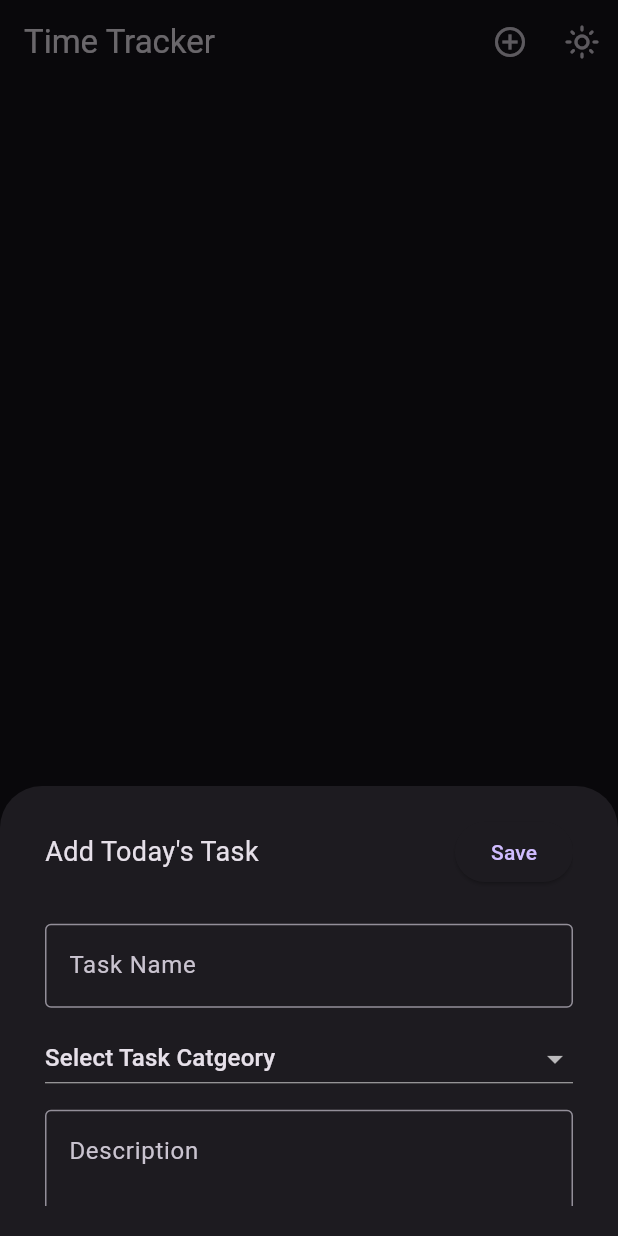
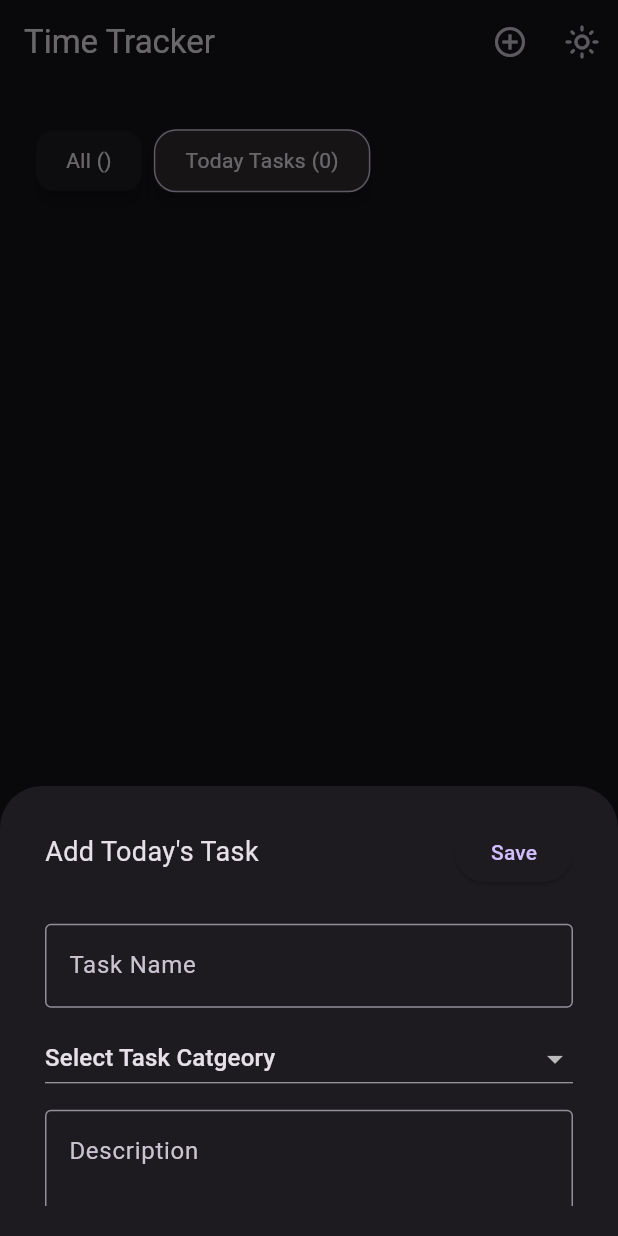
Before and after one commit to mohitj2401/time_tracker, a Flutter app: the CategoriesScreen screen opened by its route, after a tap on the "add circle outline" icon, on a phone screen of 412 x 824 dp. Run offline on Flutter 3.47's test engine with Material 2 defaults, Android fonts, the phone set to English and light mode, and no system bars; our stand-ins replace get, logger, responsive_sizer, shared_preferences, sqflite, stop_watch_timer; missing offline and left inert: duration, duration_picker; accounts and stored records are empty.

Commit message:
added all task and todays task

```diff
--- a/lib/services/task_service.dart
+++ b/lib/services/task_service.dart
@@ -1,17 +1,31 @@
 import 'package:intl/intl.dart';
+import 'package:logger/logger.dart';
 import 'package:sqflite/sqflite.dart';
 import 'package:time_tracker/helper/datebase.dart';
 import 'package:time_tracker/models/tasks.dart';
 
 class TaskService {
   String tableName = 'tasks';
-
+  Logger logger = Logger();
   Future<int> insertTask(Tasks tasks) async {
     Database database = await DatabaseHelper().database;
     return await database.insert(tableName, tasks.toMap());
   }
 
   Future<List<Tasks>> getAllTask() async {
+    Database database = await DatabaseHelper().database;
+
+    final List maps = await database.query(
+      tableName,
+      orderBy: 'created_at DESC',
+    );
+
+    return List.generate(maps.length, (i) {
+      return Tasks.fromMap(maps[i]);
+    });
+  }
+
+  Future<List<Tasks>> getTodayTask() async {
     Database database = await DatabaseHelper().database;
     DateTime now = DateTime.now();
     String formattedDate = DateFormat('yyyy-MM-dd').format(now);
--- a/lib/views/categories_screen.dart
+++ b/lib/views/categories_screen.dart
@@ -23,6 +23,9 @@ class _CategoriesScreenState extends State<CategoriesScreen> {
   int selectedCategory = -1;
   // String selectedType = 'select';
   TextEditingController categoryText = TextEditingController();
+
+  ScrollController controller = ScrollController();
+
   saveCategory(String value) {
     Category category = Category(
       name: value,
@@ -172,6 +175,7 @@ class _CategoriesScreenState extends State<CategoriesScreen> {
             Expanded(
               // width: 100.w,
               child: ListView.builder(
+                controller: controller,
                 itemBuilder: (context, index) {
                   return Card(
                     elevation: 2,
@@ -232,6 +236,18 @@ class _CategoriesScreenState extends State<CategoriesScreen> {
           BottomNavigationBarItem(icon: Icon(Icons.analytics), label: 'Report'),
         ],
       ),
+      floatingActionButton: FloatingActionButton(
+        mini: true,
+        tooltip: 'Move to End',
+        onPressed: () {
+          controller.animateTo(99999,
+              duration: Duration(milliseconds: 100), curve: Curves.linear);
+        },
+        child: Icon(
+          Icons.keyboard_arrow_down,
+          // size: 50,
+        ),
+      ),
     );
   }
 }
--- a/lib/views/home_screen.dart
+++ b/lib/views/home_screen.dart
@@ -23,6 +23,8 @@ class HomeScreen extends StatefulWidget {
 }
 
 class _HomeScreenState extends State<HomeScreen> {
+  bool isTodayTask = true;
+
   Logger logger = Logger();
   TextEditingController name = TextEditingController();
   TextEditingController date = TextEditingController();
@@ -31,6 +33,7 @@ class _HomeScreenState extends State<HomeScreen> {
   final ThemeController myController = Get.put(ThemeController());
   final StopWatchTimer _stopWatchTimer = StopWatchTimer();
   late SharedPreferences pref;
+  ScrollController controller = ScrollController();
   // int selectedTask = 0;
   // List<Category> catogories = [];
   List<DropdownMenuItem> items = [];
@@ -59,7 +62,11 @@ class _HomeScreenState extends State<HomeScreen> {
   }
 
   getTask() async {
+    if (isTodayTask)
+      tasks = await taskService.getTodayTask();
+    else
       tasks = await taskService.getAllTask();
+
     setState(() {});
   }
 
@@ -77,6 +84,10 @@ class _HomeScreenState extends State<HomeScreen> {
     );
     taskService.insertTask(task);
     Navigator.pop(context);
+    selectedItem = 0;
+    name.text = '';
+    description.text = '';
+    setState(() {});
     getTask();
   }
 
@@ -126,6 +137,7 @@ class _HomeScreenState extends State<HomeScreen> {
     // TODO: implement dispose
     super.dispose();
     await _stopWatchTimer.dispose();
+    controller.dispose();
   }
 
   @override
@@ -267,10 +279,88 @@ class _HomeScreenState extends State<HomeScreen> {
         ],
       ),
       body: Container(
+        height: 100.h,
+        width: 100.w,
         padding: const EdgeInsets.symmetric(horizontal: 20, vertical: 10),
+        child: SizedBox(
+          height: 90.h,
           child: Column(
             children: [
-            ListView.builder(
+              Container(
+                height: 10.h,
+                child: Row(
+                  children: [
+                    InkWell(
+                      onTap: () {
+                        isTodayTask = false;
+                        getTask();
+                        setState(() {});
+                      },
+                      child: Card(
+                        elevation: 5,
+                        child: Container(
+                          decoration: BoxDecoration(
+                            borderRadius: BorderRadius.circular(15),
+                            color: isTodayTask
+                                ? null
+                                : Theme.of(context)
+                                    .colorScheme
+                                    .tertiary
+                                    .withOpacity(0.1),
+                            border: isTodayTask
+                                ? null
+                                : Border.all(
+                                    color: Theme.of(context)
+                                        .colorScheme
+                                        .secondary),
+                          ),
+                          padding: EdgeInsets.symmetric(
+                              horizontal: 20, vertical: 10),
+                          child:
+                              Text("All (${!isTodayTask ? tasks.length : ''})"),
+                        ),
+                      ),
+                    ),
+                    InkWell(
+                      onTap: () {
+                        isTodayTask = true;
+                        getTask();
+                        setState(() {});
+                      },
+                      child: Card(
+                        elevation: 5,
+                        child: Container(
+                          decoration: BoxDecoration(
+                            color: !isTodayTask
+                                ? null
+                                : Theme.of(context)
+                                    .colorScheme
+                                    .tertiary
+                                    .withOpacity(0.1),
+                            borderRadius: BorderRadius.circular(15),
+                            border: !isTodayTask
+                                ? null
+                                : Border.all(
+                                    color: Theme.of(context)
+                                        .colorScheme
+                                        .secondary),
+                          ),
+                          padding: EdgeInsets.symmetric(
+                              horizontal: 20, vertical: 10),
+                          child: Text(
+                              "Today Tasks (${isTodayTask ? tasks.length : ''})"),
+                        ),
+                      ),
+                    )
+                  ],
+                ),
+              ),
+              SizedBox(
+                height: 70.h,
+                width: 90.w,
+                child: ListView.builder(
+                  controller: controller,
+                  // primary: true,
                   shrinkWrap: true,
                   itemCount: tasks.length,
                   itemBuilder: (context, index) {
@@ -285,8 +375,8 @@ class _HomeScreenState extends State<HomeScreen> {
                             children: [
                               Expanded(
                                 child: Container(
-                              padding:
-                                  const EdgeInsets.symmetric(horizontal: 10),
+                                  padding: const EdgeInsets.symmetric(
+                                      horizontal: 10),
                                   child: Row(
                                     children: [
                                       Text((index + 1).toString()),
@@ -335,8 +425,8 @@ class _HomeScreenState extends State<HomeScreen> {
                                     _stopWatchTimer.onStopTimer();
 
                                     selectedTimer = 0;
-                                String time =
-                                    Duration(milliseconds: selectedTimerTime)
+                                    String time = Duration(
+                                            milliseconds: selectedTimerTime)
                                         .toString()
                                         .split('.')[0];
                                     tasks[index].time = time;
@@ -377,8 +467,8 @@ class _HomeScreenState extends State<HomeScreen> {
                             children: [
                               Expanded(
                                 child: Container(
-                              padding:
-                                  const EdgeInsets.symmetric(horizontal: 10),
+                                  padding: const EdgeInsets.symmetric(
+                                      horizontal: 10),
                                   child: Row(
                                     children: [
                                       Text((index + 1).toString()),
@@ -396,46 +486,55 @@ class _HomeScreenState extends State<HomeScreen> {
                               Expanded(child: Text(tasks[index].time)),
                               Expanded(
                                 child: Row(
+                                  mainAxisAlignment: MainAxisAlignment.end,
                                   children: [
+                                    if (isTodayTask)
                                       IconButton(
                                         onPressed: () async {
                                           // print(tasks[index].time);
-                                    int val =
-                                        parseTime("${tasks[index].time}.0000")
+                                          int val = parseTime(
+                                                  "${tasks[index].time}.0000")
                                               .inSeconds;
                                           // print(val);
                                           // _stopWatchTimer.onResetTimer();
-                                    _stopWatchTimer.setPresetSecondTime(val,
+                                          _stopWatchTimer.setPresetSecondTime(
+                                              val,
                                               add: false);
                                           _stopWatchTimer.onStartTimer();
                                           selectedTimer = tasks[index].id!;
                                           selectedTimerTime = 0;
                                           SharedPreferences pref =
-                                        await SharedPreferences.getInstance();
+                                              await SharedPreferences
+                                                  .getInstance();
                                           pref.setBool('TIMER_EXIST', true);
                                           pref.setString(
                                               'DT', DateTime.now().toString());
-                                    pref.setInt('TIMER_ID', selectedTimer);
+                                          pref.setInt(
+                                              'TIMER_ID', selectedTimer);
                                           setState(() {});
                                         },
                                         icon: const Icon(Icons.play_circle),
                                       ),
-                                // IconButton(
-                                //   onPressed: () async {
-                                //     // print(tasks[index].time);
-                                //     bool val = await notificationDialog("Warning",
-                                //         "You already have time stored for this task.");
-                                //     // print(val);
-                                //     if (val) {
-                                //       taskService.deleteTask(tasks[index].id!);
-                                //       tasks.removeWhere((element) =>
-                                //           element.id == tasks[index].id);
-                                //       setState(() {});
-                                //     }
-                                //   },
-                                //   icon: const Icon(Icons.delete),
-                                // ),
-
+                                    if (!isTodayTask)
+                                      IconButton(
+                                        alignment: Alignment.centerRight,
+                                        onPressed: () async {
+                                          // print(tasks[index].time);
+                                          bool val = await notificationDialog(
+                                              "Warning",
+                                              "You already have time stored for this task.");
+                                          // print(val);
+                                          if (val) {
+                                            taskService
+                                                .deleteTask(tasks[index].id!);
+                                            tasks.removeWhere((element) =>
+                                                element.id == tasks[index].id);
+                                            setState(() {});
+                                          }
+                                        },
+                                        icon: const Icon(Icons.delete),
+                                      ),
+                                    if (isTodayTask)
                                       IconButton(
                                         onPressed: () async {
                                           // print(tasks[index].time);
@@ -445,7 +544,8 @@ class _HomeScreenState extends State<HomeScreen> {
                                           // print(val);
                                           if (val) {
                                             tasks[index].time = '00:00:00';
-                                      taskService.updateTask(tasks[index]);
+                                            taskService
+                                                .updateTask(tasks[index]);
 
                                             setState(() {});
                                           }
@@ -461,8 +561,10 @@ class _HomeScreenState extends State<HomeScreen> {
                       ),
                     );
                   },
+                ),
               )
             ],
+          ),
         ),
       ),
       bottomNavigationBar: BottomNavigationBar(
@@ -493,6 +595,18 @@ class _HomeScreenState extends State<HomeScreen> {
       //     ],
       //   ),
       // ),
+      floatingActionButton: FloatingActionButton(
+        mini: true,
+        tooltip: 'Move to End',
+        onPressed: () {
+          controller.animateTo(99999,
+              duration: Duration(milliseconds: 100), curve: Curves.linear);
+        },
+        child: Icon(
+          Icons.keyboard_arrow_down,
+          // size: 50,
+        ),
+      ),
     );
   }
 }
--- a/lib/views/task_detail.dart
+++ b/lib/views/task_detail.dart
@@ -1,6 +1,5 @@
 import 'package:duration/duration.dart';
 import 'package:duration_picker/duration_picker.dart';
-import 'package:flutter/foundation.dart';
 import 'package:flutter/material.dart';
 import 'package:get/get.dart';
 import 'package:intl/intl.dart';
```
Lines whose indentation alone changed are shown as unchanged.
